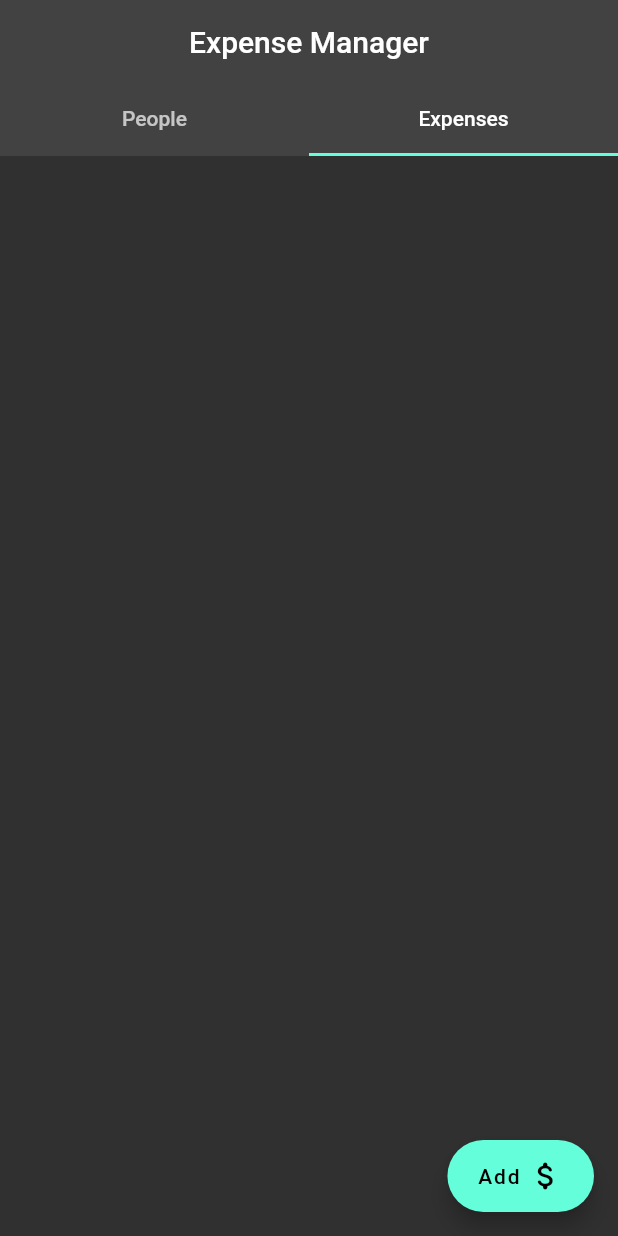
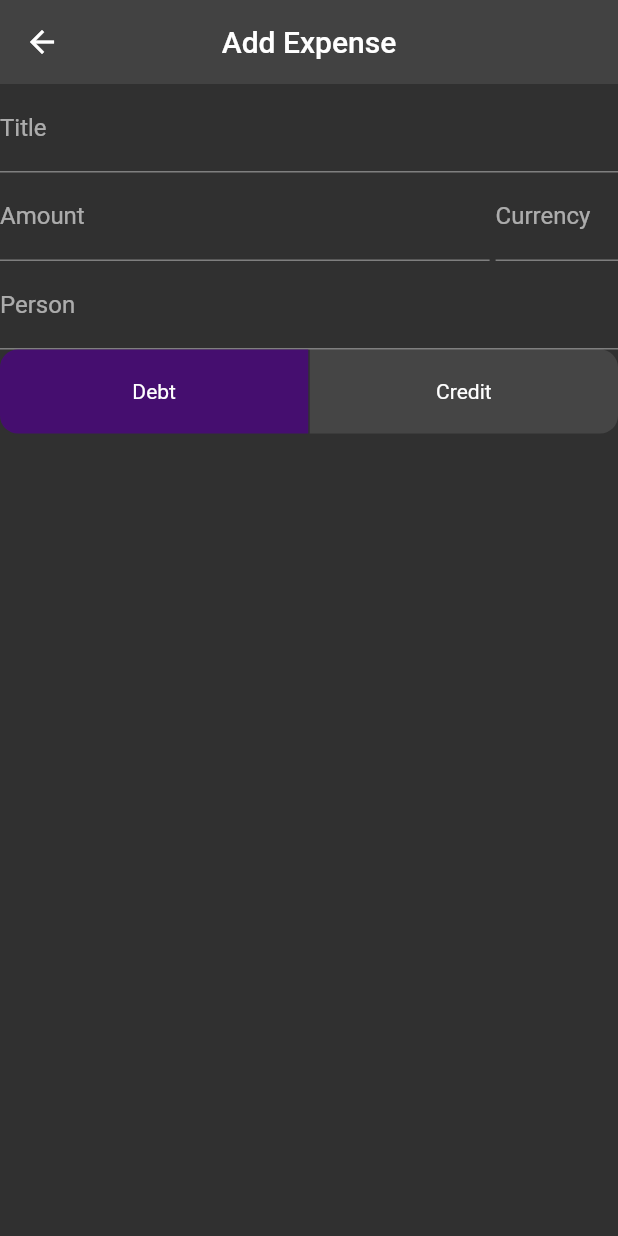
Before and after one commit to mehrzut/expense_manager, a Flutter app: the screen it shows after launch, tab 2 chosen, after a tap on "Add", on a phone screen of 412 x 824 dp. Run offline on Flutter 3.47's test engine with Material 2 defaults, Android fonts, the phone set to English and light mode, and no system bars; our stand-ins replace bloc, flutter_bloc, freezed_annotation, get_it, injectable, sqflite and 1 more; accounts and stored records are empty; generated files the repository leaves out were written again.

Commit message:
add pages

```diff
--- a/lib/common/app_routes.dart
+++ b/lib/common/app_routes.dart
@@ -2,4 +2,6 @@
 class AppRoutes {
   static const String initialRoute = home;
   static const String home = "/home";
+  static const String add_expense = "/add_expense";
+  static const String add_person = "/add_person";
 }
--- a/lib/core/database/database_helper.dart
+++ b/lib/core/database/database_helper.dart
@@ -7,33 +7,34 @@ import 'package:sqflite/sqflite.dart';
 import 'database_table.dart';
 import 'expenses_table.dart';
 
-@singleton
+@lazySingleton
 class DataBaseHelper {
   static const _dbName = 'expense_manager.db';
 
   static final PeopleTable _peopleTable = PeopleTable();
   static final ExpensesTable _expensesTable = ExpensesTable();
 
-  final List<DataBaseTable> _tables = [
+  static final List<DataBaseTable> _tables = [
     _peopleTable,
     _expensesTable,
   ];
 
   static late Database _db;
 
-  DataBaseHelper() {
-    _init();
-  }
+  DataBaseHelper._();
 
-  void _init() async {
+  @preResolve
+  @factoryMethod
+  static Future<DataBaseHelper> init() async {
     final path = await getDatabasesPath();
-    _db = await openDatabase('$path$_dbName', version: 1,
+    _db = await openDatabase('$path/$_dbName', version: 1,
         onCreate: (Database db, int version) async {
       // When creating the db, create the tables
-      for (DataBaseTable table in _tables) {
-        table.create(db);
+       for (DataBaseTable table in _tables) {
+        await table.create(db);
       }
     });
+    return DataBaseHelper._();
   }
 
   //! People Table
--- a/lib/core/database/expenses_table.dart
+++ b/lib/core/database/expenses_table.dart
@@ -9,14 +9,15 @@ class ExpensesTable implements DataBaseTable<ExpenseEntity> {
   static const columnDescription = 'description';
   static const columnPrice = 'price';
   static const columnCurrency = 'currency';
-  static const columnOtherEnd = 'otherEnd';
+  static const columnPersonName = 'personName';
+  static const columnPersonId = 'personId';
   static const columnExpenseType = 'expenseType';
   static const columnIsPaid = 'isPaid';
 
   @override
   Future<void> create(Database db) async {
     return await db.execute(
-        'CREATE TABLE $tableName ($columnId INTEGER PRIMARY KEY AUTOINCREMENT, $columnDescription TEXT, $columnCurrency TEXT, $columnPrice REAL, $columnOtherEnd TEXT, $columnExpenseType TEXT, $columnIsPaid INTEGER)');
+        'CREATE TABLE $tableName ($columnId INTEGER PRIMARY KEY AUTOINCREMENT, $columnDescription TEXT, $columnCurrency TEXT, $columnPrice REAL, $columnPersonName TEXT, $columnExpenseType TEXT, $columnPersonId INTEGER, $columnIsPaid INTEGER)');
   }
 
   @override
--- a/lib/features/expenses/data/datasources/expense_data_source_impl.dart
+++ b/lib/features/expenses/data/datasources/expense_data_source_impl.dart
@@ -4,11 +4,10 @@ import 'package:injectable/injectable.dart';
 
 import 'expense_data_source.dart';
 
-
 @LazySingleton(as: ExpenseDataSource)
 class ExpenseDataSourceImpl implements ExpenseDataSource {
   final DataBaseHelper dataBaseHelper;
-
+  @factoryMethod
   ExpenseDataSourceImpl(this.dataBaseHelper);
 
   @override
--- a/lib/features/expenses/domain/entities/expense_entity.dart
+++ b/lib/features/expenses/domain/entities/expense_entity.dart
@@ -12,7 +12,8 @@ abstract class ExpenseEntity with _$ExpenseEntity {
     required String description,
     required double price,
     required String currency,
-    String? otherEnd,
+    String? personName,
+    int? personId,
     required ExpenseType expenseType,
     @Default(0)
     int isPaid
--- /dev/null
+++ b/lib/features/expenses/presentation/pages/add_expense_page.dart
@@ -0,0 +1,43 @@
+import 'package:flutter/material.dart';
+
+import '../widgets/expense_type_widget.dart';
+
+class AddExpensePage extends StatelessWidget {
+  const AddExpensePage({super.key});
+
+  @override
+  Widget build(BuildContext context) {
+    return Scaffold(
+      appBar: AppBar(
+        title: Text('Add Expense'),
+      ),
+      body: Column(children: [
+        TextField(
+          decoration: InputDecoration(labelText: 'Title'),
+        ),
+        Row(
+          children: [
+            Expanded(
+              flex: 4,
+              child: TextField(
+                decoration: InputDecoration(labelText: 'Amount'),
+              ),
+            ),
+            const SizedBox(
+              width: 4,
+            ),
+            Expanded(
+              child: TextField(
+                decoration: InputDecoration(labelText: 'Currency'),
+              ),
+            ),
+          ],
+        ),
+        TextField(
+          decoration: InputDecoration(labelText: 'Person'),
+        ),
+        ExpenseTypeWidget(onChanged: (type) {}),
+      ]),
+    );
+  }
+}
--- a/lib/features/expenses/presentation/pages/expenses_page.dart
+++ b/lib/features/expenses/presentation/pages/expenses_page.dart
@@ -1,3 +1,4 @@
+import 'package:expense_manager/common/app_routes.dart';
 import 'package:flutter/material.dart';
 
 class ExpensesPage extends StatefulWidget {
@@ -10,7 +11,9 @@ class _ExpensesPage extends State<ExpensesPage> {
   Widget build(BuildContext context) {
     return Scaffold(
       floatingActionButton: FloatingActionButton.extended(
-          onPressed: () {},
+          onPressed: () {
+            Navigator.pushNamed(context, AppRoutes.add_expense);
+          },
           label: Row(
             children: const [
               Text('Add'),
--- /dev/null
+++ b/lib/features/expenses/presentation/widgets/expense_type_widget.dart
@@ -0,0 +1,71 @@
+import 'package:expense_manager/common/app_colors.dart';
+import 'package:expense_manager/core/enums/enums.dart';
+import 'package:flutter/material.dart';
+import 'package:flutter/src/widgets/container.dart';
+import 'package:flutter/src/widgets/framework.dart';
+
+class ExpenseTypeWidget extends StatelessWidget {
+  const ExpenseTypeWidget({super.key, required this.onChanged});
+  final Function(ExpenseType) onChanged;
+
+  @override
+  Widget build(BuildContext context) {
+    return Row(
+      children: [
+        _TypeButton(
+          borderRadius: BorderRadius.horizontal(
+            left: Radius.circular(12),
+          ),
+          text: 'Debt',
+          isSelected: true,
+          onTap: () {},
+        ),
+        SizedBox(
+          width: 1,
+        ),
+        _TypeButton(
+          borderRadius: BorderRadius.horizontal(
+            right: Radius.circular(12),
+          ),
+          text: 'Credit',
+          isSelected: false,
+          onTap: () {},
+        ),
+      ],
+    );
+  }
+}
+
+class _TypeButton extends StatelessWidget {
+  const _TypeButton({
+    required this.borderRadius,
+    required this.isSelected,
+    required this.text,
+    required this.onTap,
+  });
+  final BorderRadius borderRadius;
+  final bool isSelected;
+  final String text;
+  final Function() onTap;
+
+  @override
+  Widget build(BuildContext context) {
+    return Expanded(
+      child: InkWell(
+        borderRadius: borderRadius,
+        onTap: onTap,
+        child: Container(
+          padding: const EdgeInsets.all(20),
+          decoration: BoxDecoration(
+              color: isSelected
+                  ? Theme.of(context).primaryColor.withOpacity(0.7)
+                  : Colors.white10,
+              borderRadius: borderRadius),
+          child: Center(
+            child: Text(text),
+          ),
+        ),
+      ),
+    );
+  }
+}
--- a/lib/features/home/presentation/pages/home_page.dart
+++ b/lib/features/home/presentation/pages/home_page.dart
@@ -2,6 +2,9 @@ import 'package:expense_manager/common/app_strings.dart';
 import 'package:expense_manager/features/expenses/presentation/pages/expenses_page.dart';
 import 'package:expense_manager/features/people/presentation/pages/people_page.dart';
 import 'package:flutter/material.dart';
+import 'package:flutter_bloc/flutter_bloc.dart';
+
+import '../../../people/presentation/bloc/people_bloc.dart';
 
 class HomePage extends StatefulWidget {
   const HomePage({super.key});
@@ -17,6 +20,7 @@ class _HomePage extends State<HomePage> with SingleTickerProviderStateMixin {
   void initState() {
     super.initState();
     tabController = TabController(length: 2, vsync: this);
+    context.read<PeopleBloc>().add(const PeopleEvent.getAll());
   }
 
   @override
@@ -39,9 +43,8 @@ class _HomePage extends State<HomePage> with SingleTickerProviderStateMixin {
       body: TabBarView(
         controller: tabController,
         children: [
-          PeoplePage(),
-          ExpensesPage(
-          ),
+          const PeoplePage(),
+          ExpensesPage(),
         ],
       ),
     );
--- /dev/null
+++ b/lib/features/people/presentation/bloc/people_bloc.dart
@@ -0,0 +1,22 @@
+import 'package:bloc/bloc.dart';
+import 'package:expense_manager/features/people/domain/entities/person_entity.dart';
+import 'package:expense_manager/features/people/domain/usecases/get_all_people.dart';
+import 'package:freezed_annotation/freezed_annotation.dart';
+import 'package:injectable/injectable.dart';
+
+part 'people_event.dart';
+part 'people_state.dart';
+part 'people_bloc.freezed.dart';
+
+@injectable
+class PeopleBloc extends Bloc<PeopleEvent, PeopleState> {
+  final GetAllPeople getAllPeople;
+  PeopleBloc(this.getAllPeople) : super(const _Initial()) {
+    on<_GetAllPeople>( _onGetAllPeopleHandler);
+  }
+  void _onGetAllPeopleHandler(_GetAllPeople event, Emitter<PeopleState> emit) async {
+    emit(const PeopleState.loading());
+    final data = await getAllPeople(null);
+    emit(PeopleState.loaded(data));
+  }
+}
--- /dev/null
+++ b/lib/features/people/presentation/bloc/people_event.dart
@@ -0,0 +1,6 @@
+part of 'people_bloc.dart';
+
+@freezed
+class PeopleEvent with _$PeopleEvent {
+  const factory PeopleEvent.getAll() = _GetAllPeople;
+}
--- /dev/null
+++ b/lib/features/people/presentation/bloc/people_state.dart
@@ -0,0 +1,8 @@
+part of 'people_bloc.dart';
+
+@freezed
+class PeopleState with _$PeopleState {
+  const factory PeopleState.initial() = _Initial;
+  const factory PeopleState.loading() = _Loading;
+  const factory PeopleState.loaded(List<PersonEntity> people) = _Loaded;
+}
--- /dev/null
+++ b/lib/features/people/presentation/pages/add_person_page.dart
@@ -0,0 +1,21 @@
+import 'package:flutter/material.dart';
+import 'package:flutter/src/widgets/container.dart';
+import 'package:flutter/src/widgets/framework.dart';
+
+class AddPersonPage extends StatelessWidget {
+  const AddPersonPage({super.key});
+
+  @override
+  Widget build(BuildContext context) {
+    return Scaffold(
+      appBar: AppBar(
+        title: Text('Add Person'),
+      ),
+      body: Column(children: [
+        TextField(
+          decoration: InputDecoration(labelText: 'Name'),
+        ),
+      ]),
+    );
+  }
+}
--- a/lib/features/people/presentation/pages/people_page.dart
+++ b/lib/features/people/presentation/pages/people_page.dart
@@ -1,16 +1,18 @@
+import 'package:expense_manager/common/app_routes.dart';
+import 'package:expense_manager/features/people/presentation/bloc/people_bloc.dart';
 import 'package:flutter/material.dart';
+import 'package:flutter_bloc/flutter_bloc.dart';
 
-class PeoplePage extends StatefulWidget {
-  @override
-  createState() => _PeoplePage();
-}
+class PeoplePage extends StatelessWidget {
+  const PeoplePage({super.key});
 
-class _PeoplePage extends State<PeoplePage> {
   @override
   Widget build(BuildContext context) {
     return Scaffold(
       floatingActionButton: FloatingActionButton.extended(
-          onPressed: () {},
+        onPressed: () {
+          Navigator.pushNamed(context, AppRoutes.add_person);
+        },
         label: Row(
           children: const [
             Text('Add'),
@@ -19,7 +21,26 @@ class _PeoplePage extends State<PeoplePage> {
             ),
             Icon(Icons.person_add_outlined),
           ],
-          )),
+        ),
+      ),
+      body: BlocBuilder<PeopleBloc, PeopleState>(
+        builder: (context, state) => state.when(
+          initial: () => const SizedBox(),
+          loading: () => const Center(
+            child: CircularProgressIndicator(),
+          ),
+          loaded: (people) => people.isNotEmpty
+              ? ListView.builder(
+                  itemCount: people.length,
+                  itemBuilder: (context, index) => ListTile(
+                    title: Text(people[index].displayName),
+                  ),
+                )
+              : Center(
+                  child: Text('List is empty!'),
+                ),
+        ),
+      ),
     );
   }
 }
--- a/lib/locator.dart
+++ b/lib/locator.dart
@@ -4,5 +4,5 @@ import 'package:injectable/injectable.dart';
 
 final getIt = GetIt.instance;
 
-@InjectableInit()
+@injectableInit
 void initInjection() => getIt.init();
--- a/lib/main.dart
+++ b/lib/main.dart
@@ -1,14 +1,18 @@
 import 'package:expense_manager/common/app_routes.dart';
 import 'package:expense_manager/common/app_themes.dart';
+import 'package:expense_manager/features/expenses/presentation/pages/add_expense_page.dart';
 import 'package:expense_manager/features/home/presentation/pages/home_page.dart';
+import 'package:expense_manager/features/people/presentation/bloc/people_bloc.dart';
+import 'package:expense_manager/features/people/presentation/pages/add_person_page.dart';
 import 'package:expense_manager/locator.dart';
 import 'package:flutter/material.dart';
 import 'package:expense_manager/l10n/l10n.dart';
 import 'package:flutter_gen/gen_l10n/app_localizations.dart';
+import 'package:flutter_bloc/flutter_bloc.dart';
 
 void main() {
+  initInjection();
   WidgetsFlutterBinding.ensureInitialized();
-  initInjection();
   runApp(const MyApp());
 }
 
@@ -17,14 +21,23 @@ class MyApp extends StatelessWidget {
 
   @override
   Widget build(BuildContext context) {
-    return MaterialApp(
+    return MultiBlocProvider(
+      providers: [
+        BlocProvider<PeopleBloc>(
+          create: (context) => getIt(),
+        )
+      ],
+      child: MaterialApp(
         theme: AppThemes.dark,
         localizationsDelegates: AppLocalizations.localizationsDelegates,
         supportedLocales: L10n.supportedLanguages,
         initialRoute: AppRoutes.initialRoute,
         routes: {
           AppRoutes.home: (context) => HomePage(),
+          AppRoutes.add_expense: (context) => AddExpensePage(),
+          AppRoutes.add_person: (context) => AddPersonPage(),
         },
+      ),
     );
   }
 }
```
Also changed, not shown: lib/features/expenses/domain/entities/expense_entity.freezed.dart, lib/features/expenses/domain/entities/expense_entity.g.dart, lib/features/people/presentation/bloc/people_bloc.freezed.dart (added), lib/locator.config.dart. Lines whose indentation alone changed are shown as unchanged.
